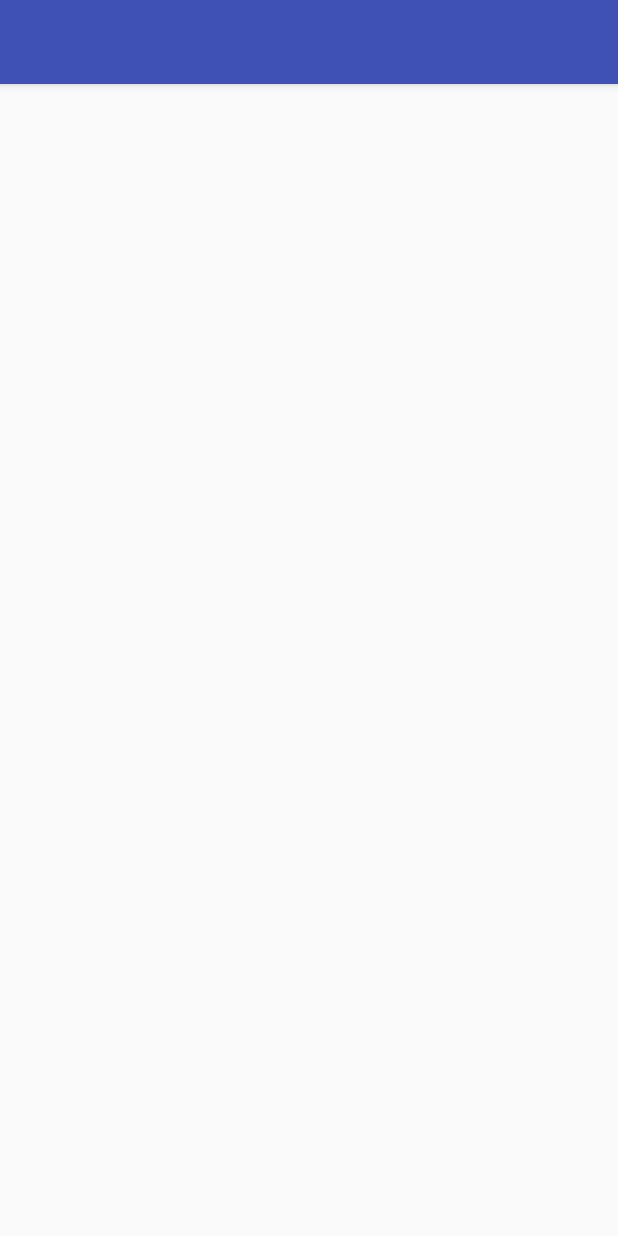
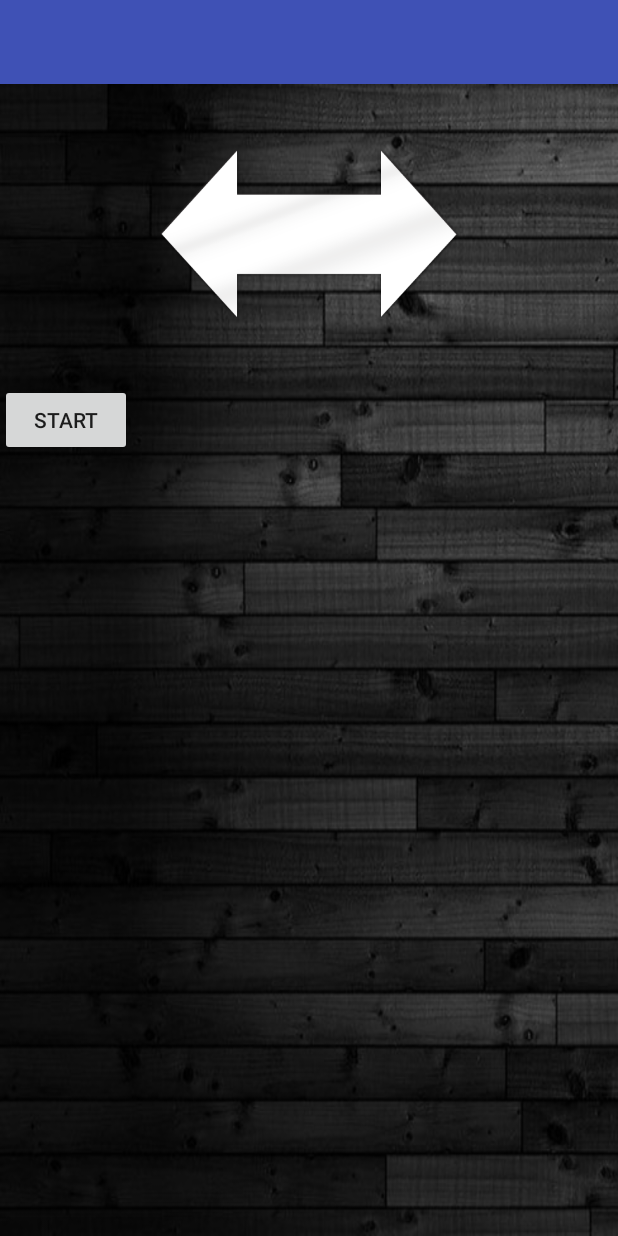
Before and after one commit to WouterHuygen/Spin-The-Bottle, an Android app: the GameActivity screen opened directly, with no data from a screen before it, on a phone screen of 412 x 824 dp. Run offline under Robolectric (Android 15) with nearby library versions, the phone set to English and light mode, and no system bars.

Commit message:
Gameactivity gemaakt + pijl 360 laten draaien

```diff
--- a/app/src/main/java/com/example/wouter/spinthebottle/GameActivity.java
+++ b/app/src/main/java/com/example/wouter/spinthebottle/GameActivity.java
@@ -2,6 +2,11 @@ package com.example.wouter.spinthebottle;
 
 import android.support.v7.app.AppCompatActivity;
 import android.os.Bundle;
+import android.view.View;
+import android.view.animation.AccelerateDecelerateInterpolator;
+import android.view.animation.RotateAnimation;
+import android.widget.Button;
+import android.widget.ImageView;
 
 public class GameActivity extends AppCompatActivity {
 
@@ -9,5 +14,21 @@ public class GameActivity extends AppCompatActivity {
     protected void onCreate(Bundle savedInstanceState) {
         super.onCreate(savedInstanceState);
         setContentView(R.layout.activity_game);
+
+        final ImageView Bottle = (ImageView) findViewById(R.id.bottlespinImg);
+        Button playGameBtn = (Button) findViewById(R.id.gameplaybtn);
+
+        playGameBtn.setOnClickListener(new View.OnClickListener() {
+            @Override
+            public void onClick(View view) {
+                RotateAnimation bottlerotation = new RotateAnimation(0,360,
+                        RotateAnimation.RELATIVE_TO_SELF,
+                        0.5f,RotateAnimation.RELATIVE_TO_SELF,0.5f);
+                bottlerotation.setFillAfter(true);
+                bottlerotation.setDuration(1000);
+
+                Bottle.startAnimation(bottlerotation);
+            }
+        });
     }
 }
--- /dev/null
+++ b/app/src/main/java/com/example/wouter/spinthebottle/Gameplay.java
@@ -0,0 +1,8 @@
+package com.example.wouter.spinthebottle;
+
+/**
+ * Created by crist on 17-12-2017.
+ */
+
+public class Gameplay {
+}
--- a/app/src/main/java/com/example/wouter/spinthebottle/MainActivity.java
+++ b/app/src/main/java/com/example/wouter/spinthebottle/MainActivity.java
@@ -1,6 +1,7 @@
 package com.example.wouter.spinthebottle;
 
 import android.content.Intent;
+import android.media.MediaPlayer;
 import android.support.v7.app.AppCompatActivity;
 import android.os.Bundle;
 import android.view.View;
@@ -8,10 +9,12 @@ import android.widget.Button;
 
 public class MainActivity extends AppCompatActivity {
 
+
     @Override
     protected void onCreate(Bundle savedInstanceState) {
         super.onCreate(savedInstanceState);
         setContentView(R.layout.activity_main);
+
         // playbutton om naar  GameActivity te navigeren
         Button playbtn = (Button) findViewById(R.id.btnPlay);
         playbtn.setOnClickListener(new View.OnClickListener() {
--- a/app/src/main/res/layout/activity_game.xml
+++ b/app/src/main/res/layout/activity_game.xml
@@ -1,9 +1,34 @@
 <?xml version="1.0" encoding="utf-8"?>
-<android.support.constraint.ConstraintLayout xmlns:android="http://schemas.android.com/apk/res/android"
+<LinearLayout xmlns:android="http://schemas.android.com/apk/res/android"
     xmlns:app="http://schemas.android.com/apk/res-auto"
     xmlns:tools="http://schemas.android.com/tools"
+    android:orientation="vertical"
     android:layout_width="match_parent"
     android:layout_height="match_parent"
+    android:background="@drawable/gamewall"
     tools:context="com.example.wouter.spinthebottle.GameActivity">
+    <LinearLayout
+        android:orientation="horizontal"
+        android:layout_gravity="center"
+        android:layout_width="wrap_content"
+        android:layout_height="wrap_content">
 
-</android.support.constraint.ConstraintLayout>
+        <ImageView
+            android:id="@+id/bottlespinImg"
+            android:layout_width="200dp"
+            android:layout_height="200dp"
+            android:layout_gravity="center_horizontal"
+            android:src="@drawable/doublearrow" />
+    </LinearLayout>
+    <LinearLayout
+        android:layout_width="match_parent"
+        android:orientation="horizontal"
+        android:layout_height="wrap_content">
+
+        <Button
+            android:id="@+id/gameplaybtn"
+            android:layout_width="wrap_content"
+            android:layout_height="wrap_content"
+            android:text="Start" />
+    </LinearLayout>
+</LinearLayout>
```
Also changed, not shown: app/src/main/res/drawable/arrow.png (added), app/src/main/res/drawable/doublearrow.png (added), app/src/main/res/drawable/gamewall.jpg (added), 1 other file.
